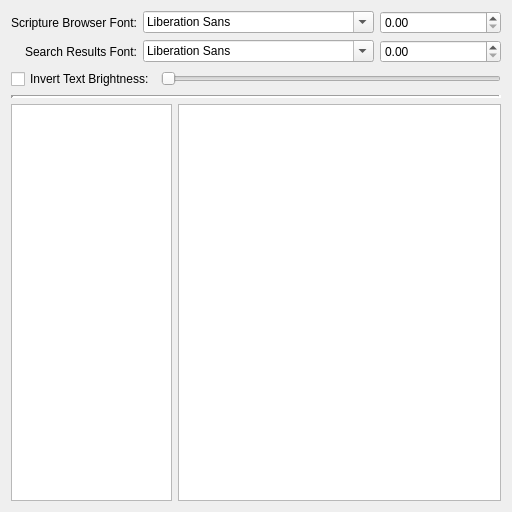
The window that programs/KJVCanOpener/KJVTextFormatConfig.ui (dewhisna/KingJamesPureBibleSearch) describes before a commit, drawn with Qt 5.
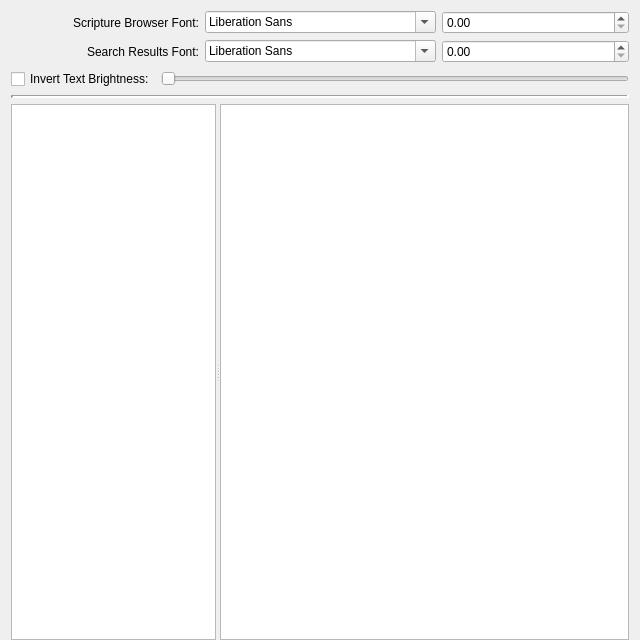
The same window after the commit.

Commit message: Changed the TextFormatConfig to use a splitter instead of a fixed grid between the Search Results Preview and Scripture Browser Preview.  Added index checks throughout the code when programmatically changing the UI to help prevent inadvertent errors causes when manually editing .ui files.  Change the Search Results Preview Tree in the TextFormatConfig to show in full tree mode so the user can see the indicator branches when adjusting size.

What changed in the file:
```diff
--- a/programs/KJVCanOpener/KJVTextFormatConfig.ui
+++ b/programs/KJVCanOpener/KJVTextFormatConfig.ui
@@ -6,14 +6,17 @@
    <rect>
     <x>0</x>
     <y>0</y>
-    <width>512</width>
-    <height>512</height>
+    <width>640</width>
+    <height>640</height>
    </rect>
   </property>
   <property name="windowTitle">
    <string>Text Format Configuration</string>
   </property>
   <layout class="QVBoxLayout" name="verticalLayout">
+   <property name="bottomMargin">
+    <number>0</number>
+   </property>
    <item>
     <layout class="QGridLayout" name="gridLayout">
      <item row="0" column="0">
@@ -90,8 +93,8 @@
     </layout>
    </item>
    <item>
-    <layout class="QGridLayout" name="gridLayoutPreviewPane">
-     <item row="0" column="0" colspan="2">
+    <layout class="QGridLayout" name="gridLayout_2">
+     <item row="0" column="0">
       <widget class="Line" name="line">
        <property name="frameShadow">
         <enum>QFrame::Sunken</enum>
@@ -105,6 +108,16 @@
       </widget>
      </item>
      <item row="1" column="0">
+      <widget class="QSplitter" name="splitter">
+       <property name="sizePolicy">
+        <sizepolicy hsizetype="Expanding" vsizetype="Expanding">
+         <horstretch>0</horstretch>
+         <verstretch>0</verstretch>
+        </sizepolicy>
+       </property>
+       <property name="orientation">
+        <enum>Qt::Horizontal</enum>
+       </property>
       <widget class="QTreeView" name="treeViewSearchResultsPreview">
        <property name="sizePolicy">
         <sizepolicy hsizetype="Expanding" vsizetype="Expanding">
@@ -113,8 +126,6 @@
         </sizepolicy>
        </property>
       </widget>
-     </item>
-     <item row="1" column="1">
       <widget class="QTextBrowser" name="textScriptureBrowserPreview">
        <property name="sizePolicy">
         <sizepolicy hsizetype="Expanding" vsizetype="Expanding">
@@ -122,6 +133,7 @@
          <verstretch>0</verstretch>
         </sizepolicy>
        </property>
+       </widget>
       </widget>
      </item>
     </layout>
```
Lines whose indentation alone changed are shown as unchanged. The commit also changes 4 other files.
